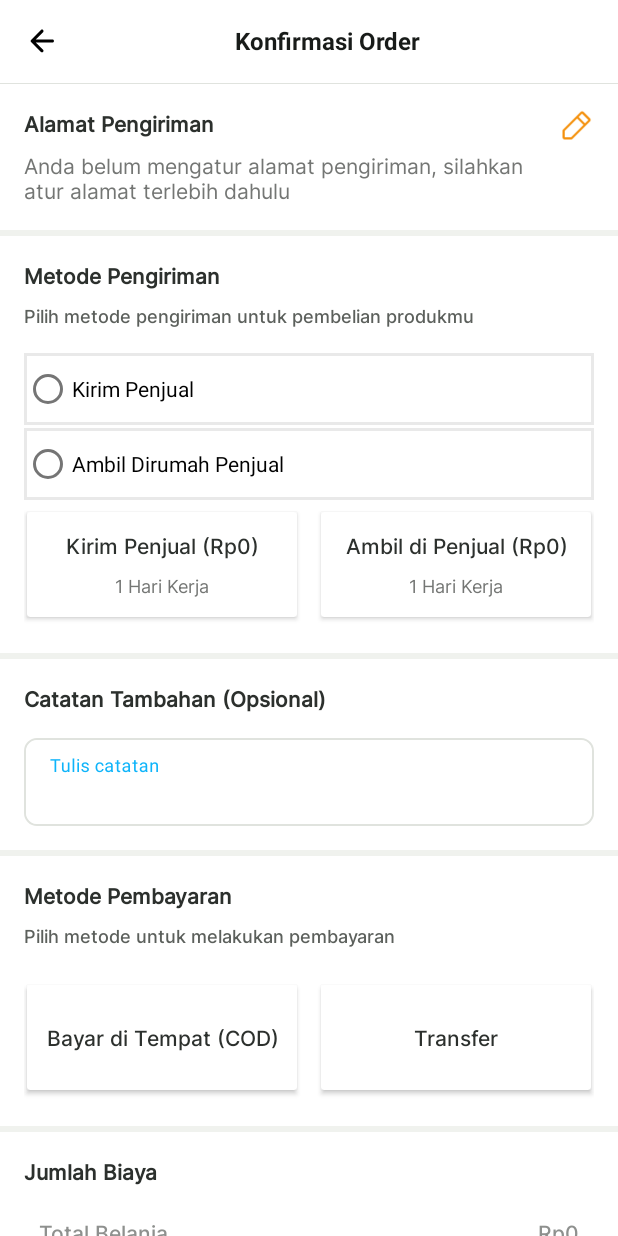
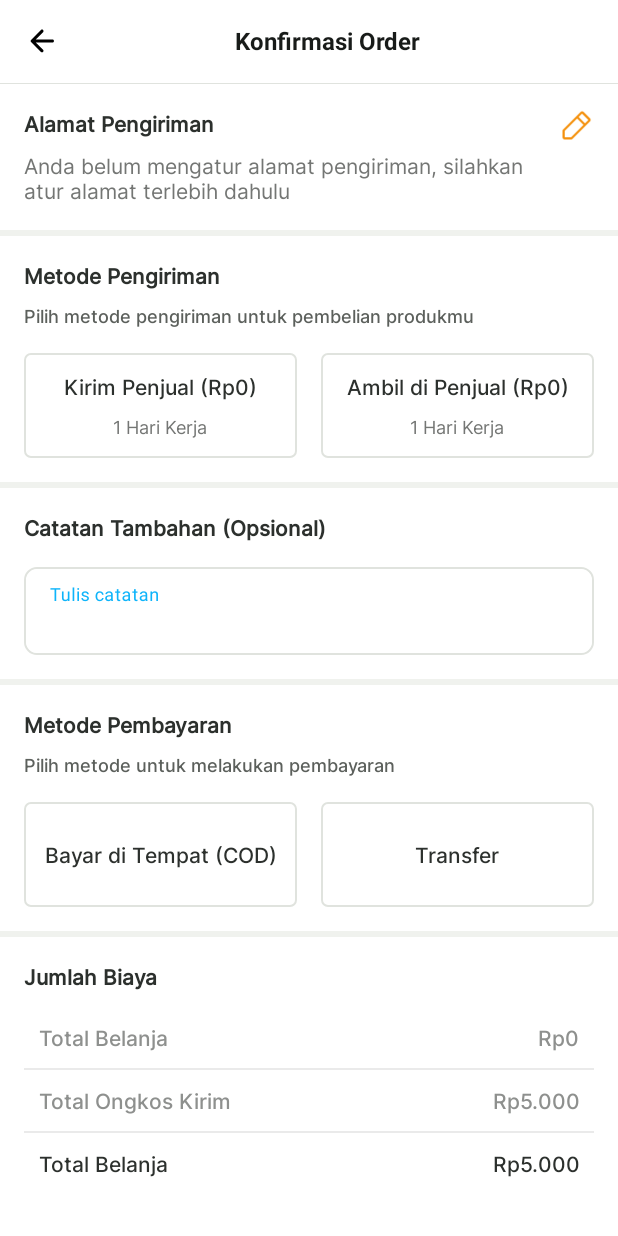
Before and after one commit to sonyadriko/BatamaApp-OnlineStore, an Android app: the PengirimanActivity screen opened directly, with no data from a screen before it, on a phone screen of 412 x 824 dp. Run offline under Robolectric (Android 15) with nearby library versions, the phone set to English and light mode, and no system bars; our stand-ins replace Firebase (no records; nobody signed in at launch, a user with empty details on screens opened directly), Timber; libraries missing offline, so code that uses them is left out: com.midtrans.sdk; 1 statement that could not run was skipped.

Commit message:
update : update PengirimanActivity

```diff
--- a/mobile/app/src/main/java/com/example/tokoonline/data/model/firebase/Transaction.kt
+++ b/mobile/app/src/main/java/com/example/tokoonline/data/model/firebase/Transaction.kt
@@ -15,6 +15,9 @@
     val status: String,
     val produkId: String,
     val userId: String,
+    val catatan: String,
+    val metodePengiriman: String,
+    val metodePembayaran: String
 ) : Parcelable {
     fun toMap(): Map<String, Any?> {
         val gson = Gson()
--- a/mobile/app/src/main/java/com/example/tokoonline/view/activity/PembayaranActivity.kt
+++ b/mobile/app/src/main/java/com/example/tokoonline/view/activity/PembayaranActivity.kt
@@ -142,6 +142,9 @@
                 produkId = product.produkId,
                 status = "MENUNGGU",
                 userId = userRepository.uid!!,
+                catatan = "",
+                metodePembayaran = "",
+                metodePengiriman = ""
             )
 
             transactionRepository.addTransaction(transaction) { isComplete ->
--- a/mobile/app/src/main/java/com/example/tokoonline/view/activity/PengirimanActivity.kt
+++ b/mobile/app/src/main/java/com/example/tokoonline/view/activity/PengirimanActivity.kt
@@ -1,5 +1,6 @@
 package com.example.tokoonline.view.activity
 
+import android.annotation.SuppressLint
 import android.content.Context
 import android.content.Intent
 import android.os.Build
@@ -14,6 +15,10 @@
 import com.example.tokoonline.core.util.moneyFormatter
 import com.example.tokoonline.core.util.visible
 import com.example.tokoonline.data.model.firebase.ProdukKeranjang
+import com.example.tokoonline.data.model.midtrans.BillingAddress
+import com.example.tokoonline.data.model.midtrans.CustomerDetails
+import com.example.tokoonline.data.model.midtrans.ShippingAddress
+import com.example.tokoonline.data.repository.firebase.AlamatRepository
 import com.example.tokoonline.databinding.ActivityPengirimanBinding
 import com.example.tokoonline.view.viewmodel.AlamatViewModel
 import kotlinx.coroutines.delay
@@ -24,6 +29,7 @@
     private lateinit var binding: ActivityPengirimanBinding
     private lateinit var viewModelAlamat: AlamatViewModel
 
+    private var isAlamatDefaultPresent = false
     companion object {
         private const val EXTRA_DATA_PRODUK = "data_produk_extra"
         fun createIntent(context: Context, produkKeranjang: Array<ProdukKeranjang>): Intent {
@@ -59,11 +65,6 @@
             finish()
         }
 
-//        setSupportActionBar(binding.toolbar)
-//        binding.toolbar.setNavigationOnClickListener {
-//            finish()
-//        }
-
         binding.editAlamat.setOnClickListener {
             goToAlamatSetting()
             onPause()
@@ -73,31 +74,53 @@
         binding.tvOngkir.text = moneyFormatter(5000)
         binding.tvTotal.text = moneyFormatter(produkKeranjang.getTotalBelanja() + 5000)
 
-        binding.containerMetodePengiriman.setOnCheckedChangeListener { _, i ->
-            metodePengiriman = i + 1
-        }
 
         binding.btnBayar.setOnClickListener {
             if (metodePengiriman == null) {
                 showToast("tolong pilih metode pengiriman terlebih dahulu")
+            } else if (isAlamatDefaultPresent) {
+                showToast("tambahkan alamat pengiriman terlebih dahulu")
             } else {
                 startActivity(
                     PembayaranActivity.createIntent(this, produkKeranjang!!, metodePengiriman!!)
                 )
             }
         }
+
+        binding.kirim.setOnClickListener {
+            binding.ambil.setBackgroundResource(R.drawable.background_white_radius4_border_grey)
+            binding.kirim.setBackgroundResource(R.drawable.background_blue_radius4_border_primary)
+        }
+
+        binding.ambil.setOnClickListener {
+            binding.kirim.setBackgroundResource(R.drawable.background_white_radius4_border_grey)
+            binding.ambil.setBackgroundResource(R.drawable.background_blue_radius4_border_primary)
+        }
+
+
+        binding.cod.setOnClickListener {
+            binding.transfer.setBackgroundResource(R.drawable.background_white_radius4_border_grey)
+            binding.cod.setBackgroundResource(R.drawable.background_blue_radius4_border_primary)
+        }
+
+        binding.transfer.setOnClickListener {
+            binding.cod.setBackgroundResource(R.drawable.background_white_radius4_border_grey)
+            binding.transfer.setBackgroundResource(R.drawable.background_blue_radius4_border_primary)
+        }
     }
 
+    @SuppressLint("SetTextI18n")
     private fun showAlamatDefault(userUid: String) {
         viewModelAlamat.getAlamatDefault(userUid) { alamatDef ->
             with(binding) {
                 if (alamatDef != null) {
+                    isAlamatDefaultPresent = true
                     alamatPlaceholder.gone()
                     alamatDefault.visible()
 
                     alamatDefault.text =
                         "${alamatDef.nama} \u2022 ${alamatDef.phone}\n${alamatDef.alamat}"
-                }
+                } else isAlamatDefaultPresent = false
             }
         }
     }
--- /dev/null
+++ b/mobile/app/src/main/res/drawable/background_blue_radius4_border_primary.xml
@@ -0,0 +1,12 @@
+<?xml version="1.0" encoding="utf-8"?>
+<shape xmlns:android="http://schemas.android.com/apk/res/android"
+    android:shape="rectangle">
+    <solid android:color="#575ECDFC" />
+
+    <corners android:radius="4dp" />
+
+    <stroke
+        android:width="1dp"
+        android:color="@color/colorPrimary500" />
+
+</shape>
--- a/mobile/app/src/main/res/layout/activity_pengiriman.xml
+++ b/mobile/app/src/main/res/layout/activity_pengiriman.xml
@@ -129,28 +129,6 @@
                     android:textSize="12sp"
                     android:layout_marginBottom="16dp" />
 
-
-                <RadioGroup
-                    android:id="@+id/container_metode_pengiriman"
-                    android:layout_width="match_parent"
-                    android:layout_height="wrap_content">
-
-                    <RadioButton
-                        android:id="@+id/option_kirim"
-                        android:layout_width="match_parent"
-                        android:layout_height="wrap_content"
-                        android:background="@drawable/background_white_border_gray"
-                        android:text="Kirim Penjual" />
-
-                    <RadioButton
-                        android:id="@+id/option_ambil"
-                        android:layout_marginTop="2dp"
-                        android:layout_width="match_parent"
-                        android:layout_height="wrap_content"
-                        android:background="@drawable/background_white_border_gray"
-                        android:text="Ambil Dirumah Penjual" />
-                </RadioGroup>
-
                 <LinearLayout
                     android:layout_width="match_parent"
                     android:layout_height="wrap_content"
@@ -158,78 +136,70 @@
                     android:layout_gravity="center_horizontal"
                     android:orientation="horizontal">
 
-                    <androidx.cardview.widget.CardView
-                        android:layout_width="180dp"
+                    <LinearLayout
+                        android:id="@+id/kirim"
+                        android:layout_width="0dp"
                         android:layout_height="70dp"
-                        android:layout_margin="8dp"
-                        app:cardBackgroundColor="@color/white">
-
-                        <LinearLayout
-                            android:layout_width="match_parent"
-                            android:layout_height="match_parent"
+                        android:layout_gravity="center_vertical"
+                        android:layout_marginEnd="@dimen/small_space_8"
+                        android:layout_weight="1"
+                        android:background="@drawable/background_white_radius4_border_grey"
                         android:gravity="center"
-                            android:layout_gravity="center_vertical"
                         android:orientation="vertical">
 
                         <TextView
                             android:id="@+id/tvDikirim"
                             android:layout_width="match_parent"
                             android:layout_height="wrap_content"
+                            android:fontFamily="@font/intermedium"
                             android:gravity="center"
+                            android:text="Kirim Penjual (Rp0)"
                             android:textColor="#2C302D"
-                                android:text="Kirim Penjual (Rp0)"
-                                android:fontFamily="@font/intermedium"
                             android:textSize="14sp" />
 
                         <TextView
                             android:layout_width="match_parent"
                             android:layout_height="wrap_content"
+                            android:layout_marginTop="8dp"
+                            android:fontFamily="@font/interregular"
                             android:gravity="center"
-                                android:textSize="12sp"
-                                android:layout_marginTop="8dp"
+                            android:text="1 Hari Kerja"
                             android:textColor="#747674"
-                                android:fontFamily="@font/interregular"
-                                android:text="1 Hari Kerja" />
+                            android:textSize="12sp" />
                     </LinearLayout>
-                    </androidx.cardview.widget.CardView>
-
-                    <androidx.cardview.widget.CardView
-                        android:layout_width="180dp"
-                        android:layout_height="70dp"
-                        android:layout_margin="8dp"
-                        app:cardBackgroundColor="@color/white">
 
                     <LinearLayout
-                            android:layout_width="match_parent"
-                            android:layout_height="match_parent"
+                        android:id="@+id/ambil"
+                        android:layout_width="0dp"
+                        android:layout_height="70dp"
+                        android:layout_gravity="center_vertical"
+                        android:layout_marginStart="@dimen/small_space_8"
+                        android:layout_weight="1"
+                        android:background="@drawable/background_white_radius4_border_grey"
                         android:gravity="center"
-                            android:layout_gravity="center_vertical"
-                            android:orientation="vertical">
+                        android:orientation="vertical"
+                        tools:background="@drawable/background_blue_radius4_border_primary">
 
                         <TextView
                             android:id="@+id/tvPembatalan"
                             android:layout_width="match_parent"
                             android:layout_height="wrap_content"
+                            android:fontFamily="@font/intermedium"
                             android:gravity="center"
+                            android:text="Ambil di Penjual (Rp0)"
                             android:textColor="#2C302D"
-                                android:text="Ambil di Penjual (Rp0)"
-                                android:fontFamily="@font/intermedium"
                             android:textSize="14sp" />
 
                         <TextView
                             android:layout_width="match_parent"
                             android:layout_height="wrap_content"
+                            android:layout_marginTop="8dp"
+                            android:fontFamily="@font/interregular"
                             android:gravity="center"
-                                android:textSize="12sp"
-                                android:layout_marginTop="8dp"
+                            android:text="1 Hari Kerja"
                             android:textColor="#747674"
-                                android:fontFamily="@font/interregular"
-                                android:text="1 Hari Kerja"/>
+                            android:textSize="12sp" />
                     </LinearLayout>
-                    </androidx.cardview.widget.CardView>
-
-
-
                 </LinearLayout>
 
             </LinearLayout>
@@ -310,59 +280,53 @@
                     android:layout_gravity="center_horizontal"
                     android:orientation="horizontal">
 
-                    <androidx.cardview.widget.CardView
-                        android:layout_width="180dp"
+                    <LinearLayout
+                        android:id="@+id/cod"
+                        android:layout_width="0dp"
+                        android:layout_gravity="center_vertical"
                         android:layout_height="70dp"
-                        android:layout_margin="8dp"
-                        app:cardBackgroundColor="@color/white">
-
-                        <LinearLayout
-                            android:layout_width="match_parent"
-                            android:layout_height="match_parent"
+                        android:layout_marginEnd="@dimen/small_space_8"
+                        android:layout_weight="1"
+                        android:background="@drawable/background_white_radius4_border_grey"
                         android:gravity="center"
-                            android:layout_gravity="center_vertical"
                         android:orientation="vertical">
 
                         <TextView
                             android:id="@+id/tvBayar"
                             android:layout_width="match_parent"
                             android:layout_height="wrap_content"
+                            android:fontFamily="@font/intermedium"
                             android:gravity="center"
+                            android:text="Bayar di Tempat (COD)"
                             android:textColor="#2C302D"
-                                android:text="Bayar di Tempat (COD)"
-                                android:fontFamily="@font/intermedium"
                             android:textSize="14sp" />
 
 
                     </LinearLayout>
-                    </androidx.cardview.widget.CardView>
-
-                    <androidx.cardview.widget.CardView
-                        android:layout_width="180dp"
-                        android:layout_height="70dp"
-                        android:layout_margin="8dp"
-                        app:cardBackgroundColor="@color/white">
 
                     <LinearLayout
-                            android:layout_width="match_parent"
-                            android:layout_height="match_parent"
+                        android:id="@+id/transfer"
+                        android:layout_width="0dp"
+                        android:layout_gravity="center_vertical"
+                        android:layout_height="70dp"
+                        android:layout_marginStart="@dimen/small_space_8"
+                        android:layout_weight="1"
+                        android:background="@drawable/background_white_radius4_border_grey"
                         android:gravity="center"
-                            android:layout_gravity="center_vertical"
                         android:orientation="vertical">
 
                         <TextView
                             android:id="@+id/tvTransfer"
                             android:layout_width="match_parent"
                             android:layout_height="wrap_content"
+                            android:fontFamily="@font/intermedium"
                             android:gravity="center"
+                            android:text="Transfer"
                             android:textColor="#2C302D"
-                                android:text="Transfer"
-                                android:fontFamily="@font/intermedium"
                             android:textSize="14sp" />
 
 
                     </LinearLayout>
-                    </androidx.cardview.widget.CardView>
 
 
 
```
Lines whose indentation alone changed are shown as unchanged.
